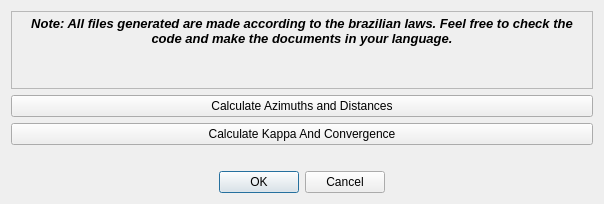
guilhermehrn/spugeomemorial, file spugeo_memorial_dialog_base.ui: the form before one commit.
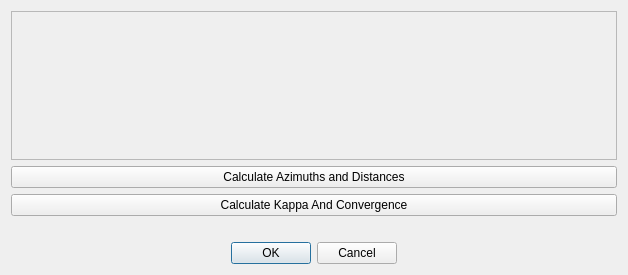
The form after the commit. Icons and pictures are not drawn.

```diff
--- a/spugeo_memorial_dialog_base.ui
+++ b/spugeo_memorial_dialog_base.ui
@@ -6,8 +6,8 @@
    <rect>
     <x>0</x>
     <y>0</y>
-    <width>604</width>
-    <height>204</height>
+    <width>628</width>
+    <height>275</height>
    </rect>
   </property>
   <property name="windowTitle">
@@ -26,7 +26,7 @@
 &lt;html&gt;&lt;head&gt;&lt;meta name=&quot;qrichtext&quot; content=&quot;1&quot; /&gt;&lt;style type=&quot;text/css&quot;&gt;
 p, li { white-space: pre-wrap; }
 &lt;/style&gt;&lt;/head&gt;&lt;body style=&quot; font-family:'MS Shell Dlg 2'; font-size:8.25pt; font-weight:400; font-style:normal;&quot;&gt;
-&lt;p align=&quot;center&quot; style=&quot; margin-top:0px; margin-bottom:0px; margin-left:0px; margin-right:0px; -qt-block-indent:0; text-indent:0px;&quot;&gt;&lt;span style=&quot; font-size:10pt; font-weight:600; font-style:italic; color:#000000;&quot;&gt;Note: All files generated are made according to the brazilian laws. Feel free to check the code and make the documents in your language.&lt;/span&gt;&lt;/p&gt;&lt;/body&gt;&lt;/html&gt;</string>
+&lt;p align=&quot;center&quot; style=&quot; margin-top:0px; margin-bottom:0px; margin-left:0px; margin-right:0px; -qt-block-indent:0; text-indent:0px;&quot;&gt;&lt;img src=&quot;:/plugins/spugeo_memorial/urgeologo.png&quot; /&gt;&lt;/p&gt;&lt;/body&gt;&lt;/html&gt;</string>
        </property>
       </widget>
      </item>
```
Left out of the diff: 3 changed lines with no effect on the pictures.
